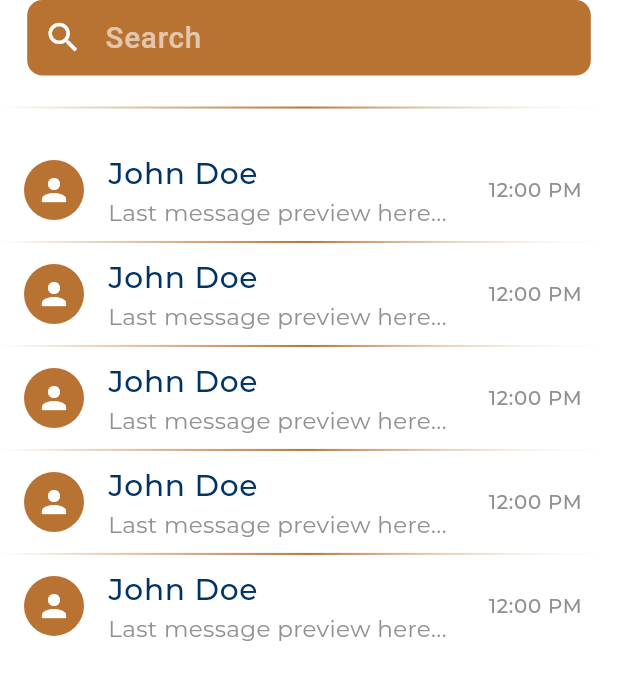
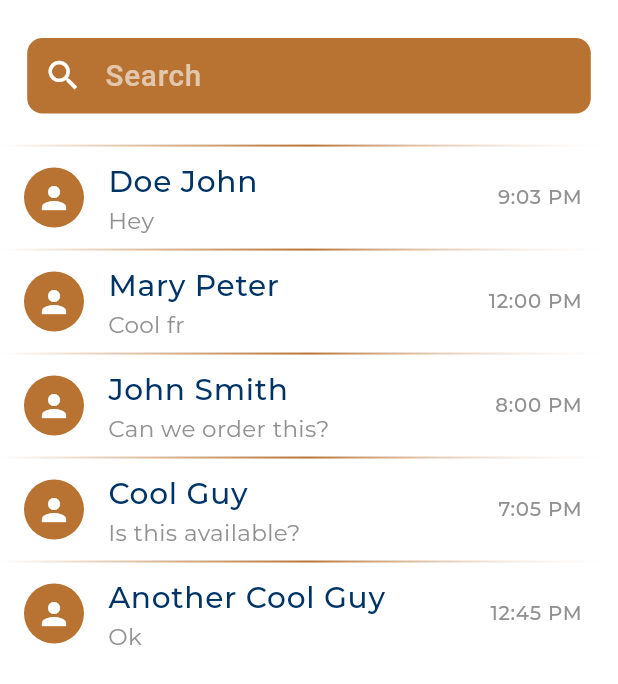
Before and after one commit to Hamzair/comfylux_app, a Flutter app: the MessageScreen screen opened directly, on a phone screen of 412 x 824 dp. Shown: the top 684 px of the screen. Run offline on Flutter 3.47's test engine with Material 3 defaults, Android fonts, the light colour scheme and no system bars; our stand-ins replace animated_notch_bottom_bar, flutter_image_compress, flutter_screenutil, get, google_fonts, image_picker and 1 more; missing offline and left inert: flutter_masonry_view.

Commit message:
Fixed chats screen

```diff
--- /dev/null
+++ b/lib/views/message_screen/chat_item.dart
@@ -0,0 +1,58 @@
+import 'package:comfylux/const/color.dart';
+import 'package:flutter/material.dart';
+import 'package:flutter_screenutil/flutter_screenutil.dart';
+import 'package:google_fonts/google_fonts.dart';
+
+class ChatItem extends StatelessWidget {
+
+  final String itemName;
+  final String lastMessage;
+  final String lastMessageTime;
+
+  const ChatItem(
+    {
+      Key? key,
+      required this.itemName,
+      required this.lastMessage,
+      required this.lastMessageTime,
+    }
+  );
+
+  @override
+  Widget build(BuildContext context) {
+    return ListTile(
+      onTap: () {
+        debugPrint('Tapped');
+      },
+      leading: const CircleAvatar(
+        backgroundColor: goldcolor,
+        child: Icon(
+          Icons.person,
+          color: whiteColor,
+        ),
+      ),
+      title: Text(
+        itemName,
+        style: GoogleFonts.montserrat(
+          color: primaryColor,
+          fontWeight: FontWeight.w500,
+          fontSize: 18.sp,
+        ),
+      ),
+      subtitle: Text(
+        lastMessage,
+        style: GoogleFonts.montserrat(
+          color: lightColor,
+          fontSize: 14.sp,
+        ),
+      ),
+      trailing: Text(
+        lastMessageTime,
+        style: GoogleFonts.montserrat(
+          color: lightColor,
+          fontSize: 12.sp,
+        ),
+      ),
+    );
+  }
+}
--- a/lib/views/message_screen/message_screen.dart
+++ b/lib/views/message_screen/message_screen.dart
@@ -1,14 +1,47 @@
 // ignore_for_file: deprecated_member_use
 
 import 'package:comfylux/const/color.dart';
+import 'package:comfylux/views/message_screen/chat_item.dart';
 import 'package:comfylux/widgets/custom_text.dart';
 import 'package:comfylux/widgets/gradient_divider.dart';
 import 'package:flutter/material.dart';
 import 'package:flutter_screenutil/flutter_screenutil.dart';
 import 'package:google_fonts/google_fonts.dart';
 
-class MessageScreen extends StatelessWidget {
+Map<String, Map<String, String>> chatList = {
+  "Doe John": {"last_message": "Hey", "last_message_time": "9:03 PM"},
+  "Mary Peter": {"last_message": "Cool fr", "last_message_time": "12:00 PM"},
+  "John Smith": {
+    "last_message": "Can we order this?",
+    "last_message_time": "8:00 PM"
+  },
+  "Cool Guy": {
+    "last_message": "Is this available?",
+    "last_message_time": "7:05 PM"
+  },
+  "Another Cool Guy": {"last_message": "Ok", "last_message_time": "12:45 PM"},
+};
+
+List<String> getChatRecipents() {
+  return chatList.keys.toList();
+}
+
+class MessageScreen extends StatefulWidget {
   const MessageScreen({super.key});
+
+  @override
+  State<MessageScreen> createState() => _MessageScreenState();
+}
+
+class _MessageScreenState extends State<MessageScreen> {
+  final TextEditingController _controller = TextEditingController();
+  List<String> _filteredChatRecipents = [];
+
+  @override
+  void initState() {
+    super.initState();
+    _filteredChatRecipents = getChatRecipents();
+  }
 
   @override
   Widget build(BuildContext context) {
@@ -17,13 +50,21 @@ class MessageScreen extends StatelessWidget {
       body: Column(
         mainAxisAlignment: MainAxisAlignment.start,
         children: [
+          SizedBox(height: 25.h),
           SizedBox(
             width: 366.w,
             height: 50.h,
             child: Padding(
               padding: EdgeInsets.symmetric(horizontal: 12.w),
               child: TextField(
-                onChanged: (val) {},
+                controller: _controller,
+                onChanged: (val) {
+                  setState(() {
+                    _filteredChatRecipents = getChatRecipents();
+                    _filteredChatRecipents.retainWhere((element) =>
+                        element.toLowerCase().contains(val.toLowerCase()));
+                  });
+                },
                 style: GoogleFonts.montserratAlternates(
                     textStyle: TextStyle(
                         color: whiteColor,
@@ -55,45 +96,15 @@ class MessageScreen extends StatelessWidget {
           ),
           SizedBox(height: 20.h),
           const GradientDivider(),
-          SizedBox(height: 20.h),
           Expanded(
             child: ListView.separated(
-              itemCount: 5,
+              itemCount: _filteredChatRecipents.length,
               separatorBuilder: (context, index) => const GradientDivider(),
               itemBuilder: (context, index) {
-                return ListTile(
-                  onTap: () {
-                    debugPrint('Tapped');
-                  },
-                  leading: const CircleAvatar(
-                    backgroundColor: goldcolor,
-                    child: Icon(
-                      Icons.person,
-                      color: whiteColor,
-                    ),
-                  ),
-                  title: Text(
-                    'John Doe',
-                    style: GoogleFonts.montserrat(
-                      color: primaryColor,
-                      fontWeight: FontWeight.w500,
-                      fontSize: 18.sp,
-                    ),
-                  ),
-                  subtitle: Text(
-                    'Last message preview here...',
-                    style: GoogleFonts.montserrat(
-                      color: lightColor,
-                      fontSize: 14.sp,
-                    ),
-                  ),
-                  trailing: Text(
-                    '12:00 PM',
-                    style: GoogleFonts.montserrat(
-                      color: lightColor,
-                      fontSize: 12.sp,
-                    ),
-                  ),
+                return ChatItem(
+                  itemName: _filteredChatRecipents[index].toString(),
+                  lastMessage: chatList[_filteredChatRecipents[index]]!['last_message'].toString(),
+                  lastMessageTime: chatList[_filteredChatRecipents[index]]!['last_message_time'].toString(),
                 );
               },
             ),
```
Also changed, not shown: 4 other files.
